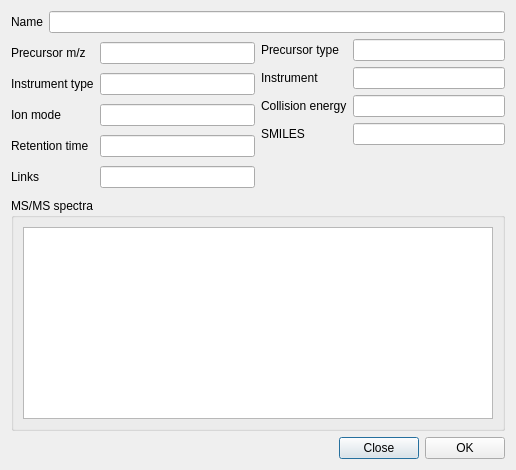
First picture: the form in gui/compoundspectra.ui, repository gmrandazzo/MsMsSpectralAnalysis, before the edit.
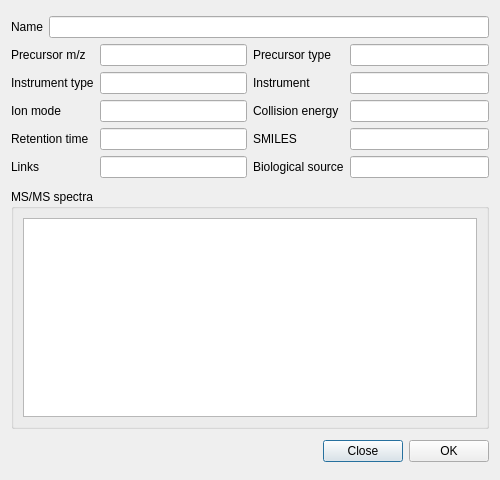
Second picture: the form after the edit.

What changed in the file:
```diff
--- a/gui/compoundspectra.ui
+++ b/gui/compoundspectra.ui
@@ -6,14 +6,20 @@
    <rect>
     <x>0</x>
     <y>0</y>
-    <width>516</width>
-    <height>470</height>
+    <width>500</width>
+    <height>480</height>
    </rect>
   </property>
+  <property name="maximumSize">
+   <size>
+    <width>500</width>
+    <height>480</height>
+   </size>
+  </property>
   <property name="windowTitle">
    <string>Compound spectra</string>
   </property>
-  <layout class="QGridLayout" name="gridLayout_5">
+  <layout class="QGridLayout" name="gridLayout_6">
    <item row="0" column="0" colspan="3">
     <layout class="QGridLayout" name="gridLayout_4">
      <item row="0" column="0" colspan="2">
@@ -30,7 +36,7 @@
        </item>
       </layout>
      </item>
-     <item row="1" column="0" rowspan="2">
+     <item row="1" column="0">
       <layout class="QGridLayout" name="gridLayout">
        <item row="0" column="0">
         <widget class="QLabel" name="label_2">
@@ -126,29 +132,32 @@
        <item row="3" column="1">
         <widget class="QLineEdit" name="lineEdit_6"/>
        </item>
+       <item row="4" column="0">
+        <widget class="QLabel" name="label_11">
+         <property name="text">
+          <string>Biological source</string>
+         </property>
+        </widget>
+       </item>
+       <item row="4" column="1">
+        <widget class="QLineEdit" name="lineEdit_11"/>
+       </item>
       </layout>
      </item>
-     <item row="2" column="1">
-      <spacer name="verticalSpacer">
-       <property name="orientation">
-        <enum>Qt::Vertical</enum>
-       </property>
-       <property name="sizeHint" stdset="0">
-        <size>
-         <width>20</width>
-         <height>18</height>
-        </size>
-       </property>
-      </spacer>
-     </item>
     </layout>
    </item>
    <item row="1" column="0" colspan="3">
     <widget class="QGroupBox" name="groupBox">
+     <property name="maximumSize">
+      <size>
+       <width>480</width>
+       <height>240</height>
+      </size>
+     </property>
      <property name="title">
       <string>MS/MS spectra</string>
      </property>
-     <layout class="QGridLayout" name="gridLayout_13">
+     <layout class="QGridLayout" name="gridLayout_5">
       <item row="0" column="0">
        <widget class="QTextEdit" name="textEdit"/>
       </item>
@@ -162,7 +171,7 @@
      </property>
      <property name="sizeHint" stdset="0">
       <size>
-       <width>327</width>
+       <width>311</width>
        <height>20</height>
       </size>
      </property>
```
